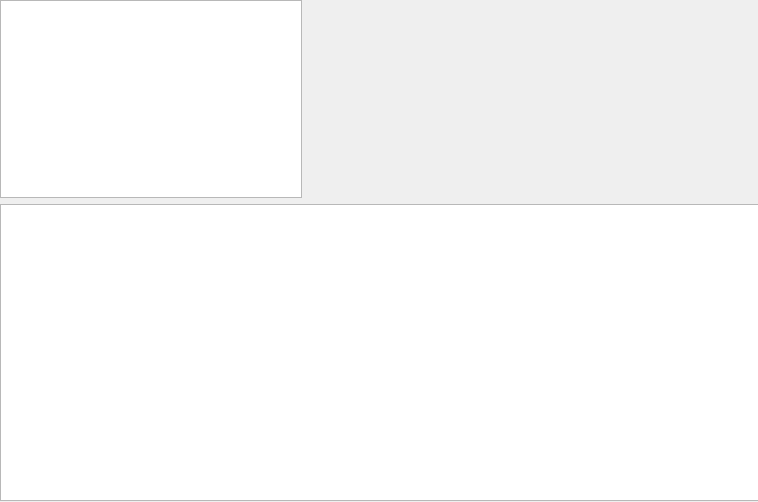
First picture: the form in app/src/view/layouts/GUIProfiler.ui, repository hnguyen25/retina-chip-gui, before the edit.
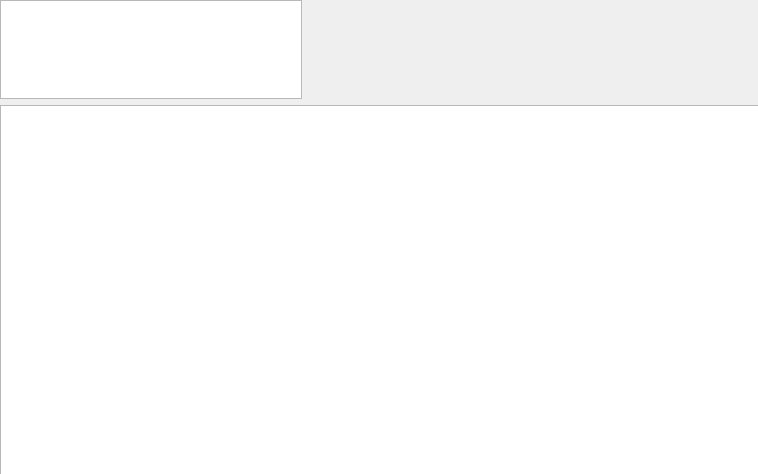
Second picture: the form after the edit. Custom widgets are drawn as their Qt base class.

```diff
--- a/app/src/view/layouts/GUIProfiler.ui
+++ b/app/src/view/layouts/GUIProfiler.ui
@@ -7,7 +7,7 @@
     <x>0</x>
     <y>0</y>
     <width>758</width>
-    <height>502</height>
+    <height>474</height>
    </rect>
   </property>
   <property name="windowTitle">
@@ -22,7 +22,7 @@
      <height>501</height>
     </rect>
    </property>
-   <layout class="QVBoxLayout" name="verticalLayout" stretch="4,6">
+   <layout class="QVBoxLayout" name="verticalLayout" stretch="1,4">
     <item>
      <layout class="QHBoxLayout" name="horizontalLayout_2" stretch="4,6">
       <item>
@@ -34,7 +34,7 @@
      </layout>
     </item>
     <item>
-     <widget class="QListWidget" name="listWidget"/>
+     <widget class="QTableView" name="profiling_table"/>
     </item>
    </layout>
   </widget>
```
Left out of the diff: 4 changed lines with no effect on the pictures.
